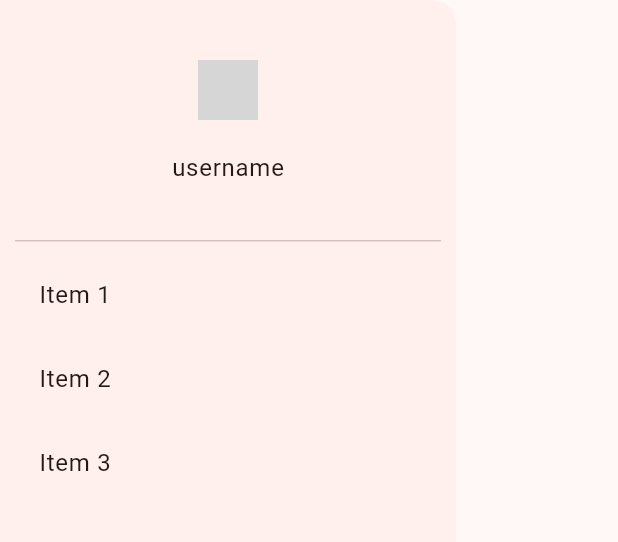
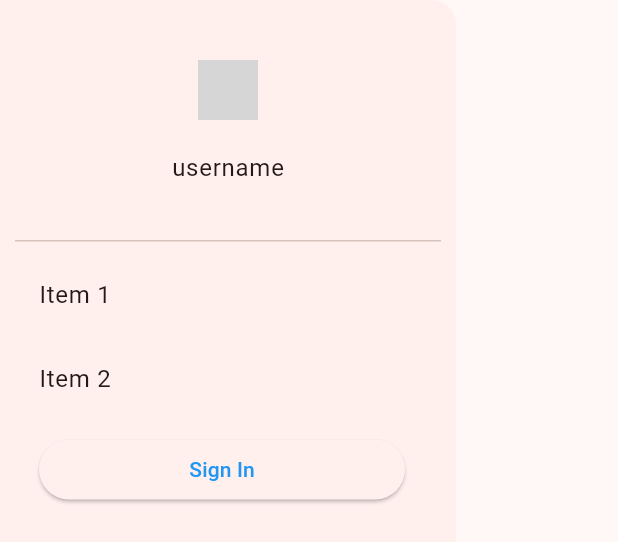
Before and after one commit to Crosline/panteon-cocktail-menu, a Flutter app: the SideBar widget shown alone on an empty page, opened directly, on a phone screen of 412 x 824 dp. Shown: the top 542 px of the screen. Run offline on Flutter 3.47's test engine with Material 3 defaults, Android fonts, the phone set to English and light mode, and no system bars; our stand-ins replace firebase_core, firebase_database, google_sign_in; missing offline and left inert: dart:html; accounts and stored records are empty; network calls fail; statements that could not run were skipped; grey boxes are pictures that could not be loaded.

Commit message:
Add: Stateful sidebar (not working to fix)

```diff
--- a/lib/widgets/side_bar.dart
+++ b/lib/widgets/side_bar.dart
@@ -1,6 +1,9 @@
 import 'package:flutter/material.dart';
+import 'package:google_sign_in/google_sign_in.dart';
+import 'package:panteon_cocktail_menu/controllers/sign_in_controller.dart';
+import 'package:panteon_cocktail_menu/main.dart';
 
-class SideBar extends StatelessWidget {
+class SideBar extends StatefulWidget {
   static const EdgeInsets allPadding = EdgeInsets.all(20);
 
   static Builder getCustomLeading() => Builder(
@@ -12,8 +15,14 @@ class SideBar extends StatelessWidget {
         }
     );
 
-  const SideBar({super.key});
+  SideBar({super.key});
 
+
+  @override
+  State<SideBar> createState() => _SideBarState();
+}
+
+class _SideBarState extends State<SideBar> {
   @override
   Widget build(BuildContext context) {
     return Drawer(
@@ -39,9 +48,22 @@ class SideBar extends StatelessWidget {
             const ListTile(
               title: Text("Item 2"),
             ),
-            const ListTile(
-              title: Text("Item 3"),
-            )
+            if(isAdmin)
+              const ListTile(
+                title: Text("Admin"),
+              ),
+            if(!isSignedIn)
+              ListTile(
+                title: ElevatedButton(onPressed: () {
+                  signInController.signIn();
+                }, child: Text("Sign In")),
+              )
+            else
+              ListTile(
+                title: ElevatedButton(onPressed: () {
+                  signInController.signOut();
+                }, child: Text("Sign Out")),
+              )
           ],
           ),
       ),
```
Also changed, not shown: lib/controllers/sign_in_controller.dart (+12 -5 lines).
